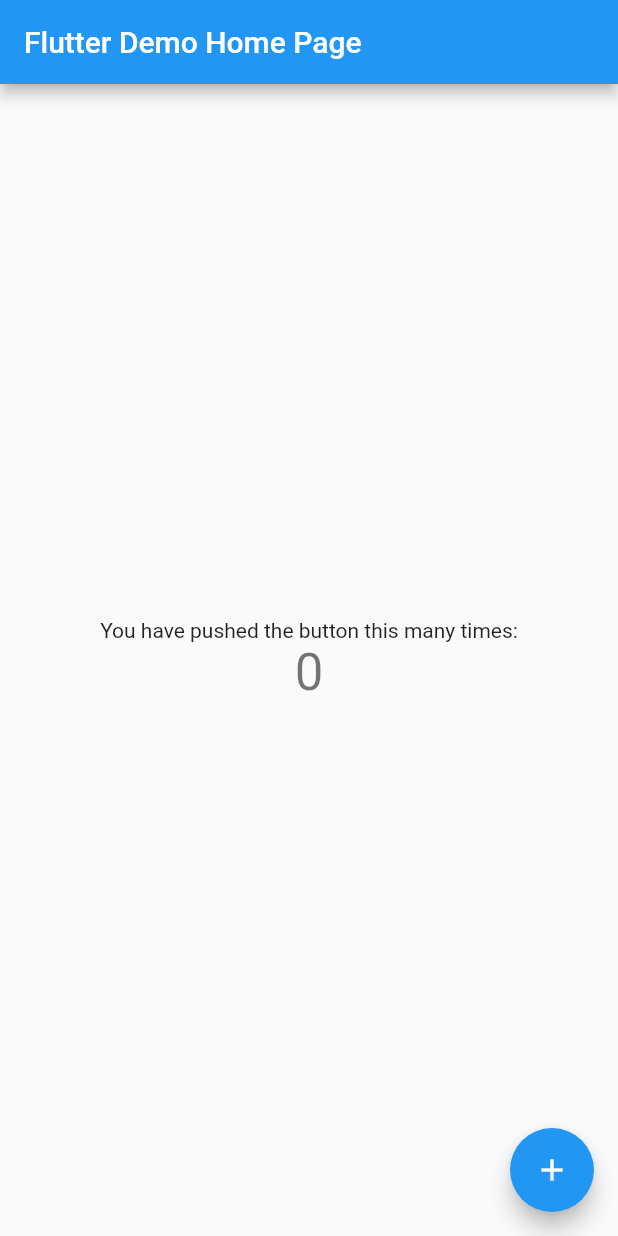
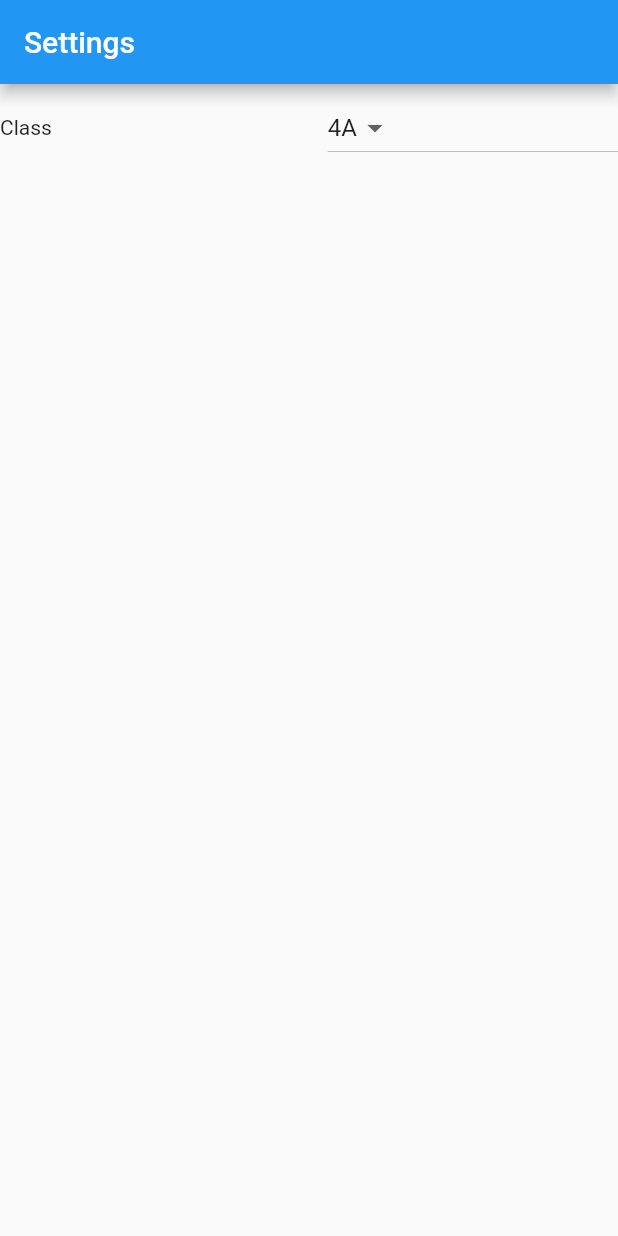
Before and after one commit to mjhram/flutter_app, a Flutter app: the screen it shows after launch, on a phone screen of 412 x 824 dp. Run offline on Flutter 3.47's test engine with Material 2 defaults, Android fonts, the phone set to English and light mode, and no system bars; our stand-ins replace shared_preferences.

Commit message:
Settings->done

```diff
--- a/lib/main.dart
+++ b/lib/main.dart
@@ -1,6 +1,9 @@
 import 'package:flutter/material.dart';
+import './view/settings.dart';
 
-void main() => runApp(new MyApp());
+void main() {
+  runApp(new MyApp());
+}
 
 class MyApp extends StatelessWidget {
   // This widget is the root of your application.
@@ -19,7 +22,7 @@ class MyApp extends StatelessWidget {
         // counter didn't reset back to zero; the application is not restarted.
         primarySwatch: Colors.blue,
       ),
-      home: new MyHomePage(title: 'Flutter Demo Home Page'),
+      home: new Settings(),
     );
   }
 }
--- /dev/null
+++ b/lib/view/settings.dart
@@ -0,0 +1,94 @@
+import 'package:flutter/material.dart';
+import 'package:shared_preferences/shared_preferences.dart';
+
+class Settings extends StatefulWidget {
+  @override
+  State<StatefulWidget> createState() {
+    return _SettingsState();
+  }
+}
+
+class _SettingsState extends State<Settings> {
+  var classes = ['4A', '4B', '4C'];
+  var selectedClass = '4A';
+  var selectedClassId=51;
+  final double  _minimumPadding = 5.0;
+
+  Future<bool> saveData() async {
+    SharedPreferences preferences = await SharedPreferences.getInstance();
+    return (await preferences.setString("Class", selectedClass));
+  }
+
+  Future<String> loadData() async {
+    SharedPreferences preferences = await SharedPreferences.getInstance();
+    String tmp = preferences.getString("Class")??"4A";
+    setState(() {
+      selectedClass = tmp;
+      selectedClassId = 51+classes.indexOf(selectedClass);
+      debugPrint("classid=$selectedClassId");
+    });
+    return tmp;
+  }
+
+  @override
+  void initState() {
+    super.initState();
+    loadData();
+  }
+
+  @override
+  Widget build(BuildContext context) {
+    return Scaffold(
+//			resizeToAvoidBottomPadding: false,
+        appBar: AppBar(
+          title: Text('Settings'),
+        ),
+        body: Container(
+          alignment: Alignment.topLeft,
+          child: ListView(
+              children: <Widget>[
+                Padding(
+                    padding: EdgeInsets.only(top: _minimumPadding, bottom: _minimumPadding),
+                    child: Row(
+
+                      children: <Widget>[
+
+                        Expanded(child: Text(
+                          "Class",
+                          textDirection: TextDirection.ltr,
+
+                        )),
+
+                        Container(width: _minimumPadding * 5,),
+
+                        Expanded(child: DropdownButton<String>(
+                          items: classes.map((String value) {
+                            return DropdownMenuItem<String>(
+                              value: value,
+                              child: Text(value),
+                            );
+                          }).toList(),
+
+                          value: selectedClass,
+
+                          onChanged: (String newValueSelected) {
+                            setState(() {
+                              selectedClass = newValueSelected;
+                              selectedClassId = 51+classes.indexOf(selectedClass);
+                              debugPrint("classid=$selectedClassId");
+                              saveData();
+                            });
+
+                          },
+
+                        ))
+
+
+                      ],
+                    )),
+              ]
+          ),
+        ),
+    );
+  }
+}
--- a/pubspec.yaml
+++ b/pubspec.yaml
@@ -19,6 +19,7 @@ dependencies:
   # The following adds the Cupertino Icons font to your application.
   # Use with the CupertinoIcons class for iOS style icons.
   cupertino_icons: ^0.1.2
+  shared_preferences: ^0.5.1+2
 
 dev_dependencies:
   flutter_test:
```
Also changed, not shown: lib/view/agenda.dart (added).
